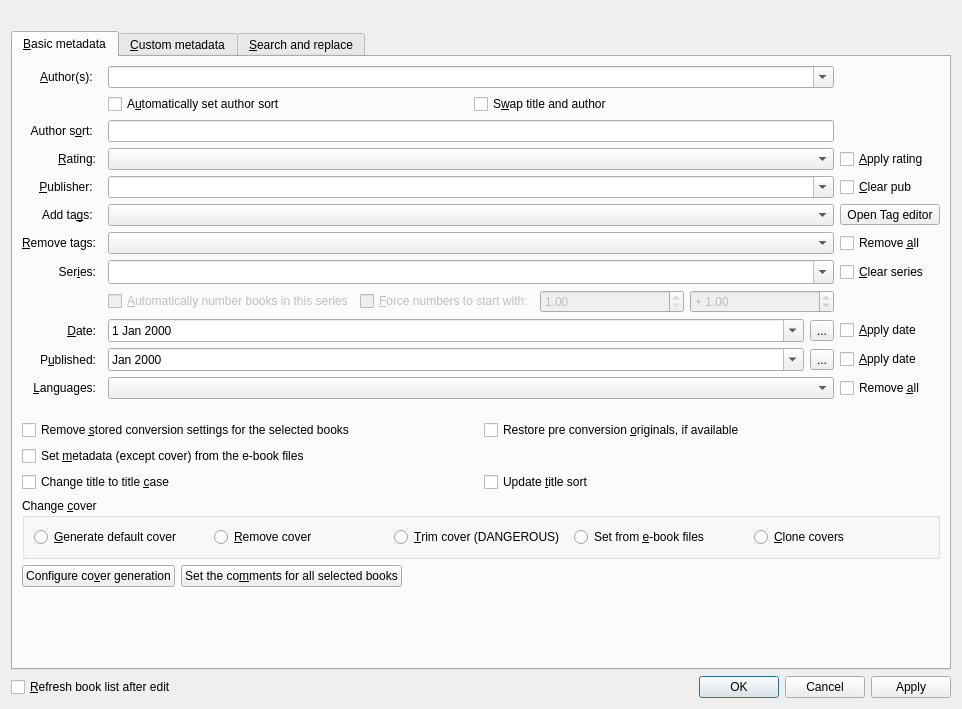
First picture: the form in src/calibre/gui2/dialogs/metadata_bulk.ui, repository debian-calibre/calibre, before the edit.
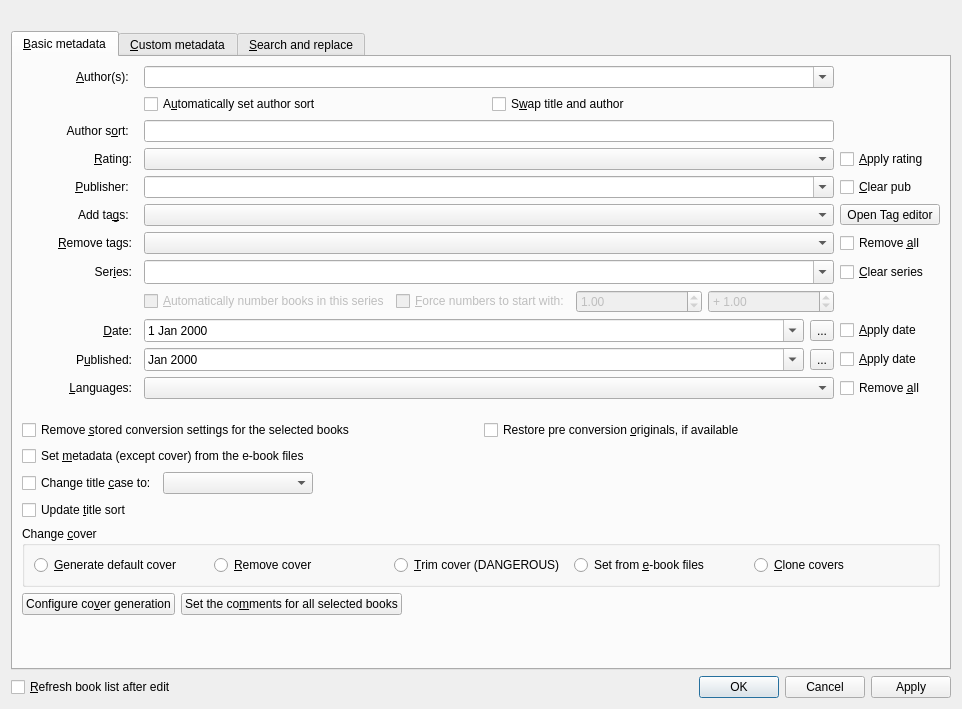
Second picture: the form after the edit. Icons and pictures are not drawn. Custom widgets are drawn as their Qt base class.

The edit to the form file:
```diff
--- a/src/calibre/gui2/dialogs/metadata_bulk.ui
+++ b/src/calibre/gui2/dialogs/metadata_bulk.ui
@@ -70,8 +70,8 @@
        <rect>
         <x>0</x>
         <y>0</y>
-        <width>944</width>
-        <height>638</height>
+        <width>946</width>
+        <height>661</height>
        </rect>
       </property>
       <layout class="QVBoxLayout" name="verticalLayout_2">
@@ -181,7 +181,7 @@
              </property>
             </widget>
            </item>
-           <item row="18" column="0">
+           <item row="19" column="0">
             <spacer name="verticalSpacer_2">
              <property name="orientation">
               <enum>Qt::Vertical</enum>
@@ -489,7 +489,7 @@
                 <bool>false</bool>
                </property>
                <property name="minimum">
-                <double>1.000000000000000</double>
+                <double>0.000000000000000</double>
                </property>
                <property name="maximum">
                 <double>99000000.000000000000000</double>
@@ -511,7 +511,10 @@
                 <string>+ </string>
                </property>
                <property name="minimum">
-                <double>0.010000000000000</double>
+                <double>0.000000000000000</double>
+               </property>
+               <property name="maximum">
+                <double>99999.000000000000000</double>
                </property>
                <property name="value">
                 <double>1.000000000000000</double>
@@ -586,23 +589,36 @@
 title and author are swapped before the title case is set</string>
                </property>
                <property name="text">
-                <string>Change title to title &amp;case</string>
+                <string>Change title &amp;case to:</string>
                </property>
               </widget>
              </item>
              <item>
-              <widget class="QCheckBox" name="update_title_sort">
-               <property name="toolTip">
-                <string>Update title sort based on the current title. This will be applied only after other changes to title.</string>
+              <widget class="QComboBox" name="casing_algorithm">
+               <property name="minimumSize">
+                <size>
+                 <width>150</width>
+                 <height>0</height>
+                </size>
                </property>
-               <property name="text">
-                <string>Update &amp;title sort</string>
-               </property>
               </widget>
              </item>
+             <item>
+              <spacer name="horizontalSpacer">
+               <property name="orientation">
+                <enum>Qt::Horizontal</enum>
+               </property>
+               <property name="sizeHint" stdset="0">
+                <size>
+                 <width>40</width>
+                 <height>20</height>
+                </size>
+               </property>
+              </spacer>
+             </item>
             </layout>
            </item>
-           <item row="16" column="0" colspan="4">
+           <item row="17" column="0" colspan="4">
             <widget class="QGroupBox" name="groupBox">
              <property name="title">
               <string>Change &amp;cover</string>
@@ -655,7 +671,7 @@
              </layout>
             </widget>
            </item>
-           <item row="17" column="0" colspan="4">
+           <item row="18" column="0" colspan="4">
             <layout class="QHBoxLayout" name="horizontalLayout">
              <item>
               <widget class="QPushButton" name="button_config_cover_gen">
@@ -705,6 +721,16 @@
              </property>
             </widget>
            </item>
+           <item row="16" column="0">
+            <widget class="QCheckBox" name="update_title_sort">
+             <property name="toolTip">
+              <string>Update title sort based on the current title. This will be applied only after other changes to title.</string>
+             </property>
+             <property name="text">
+              <string>Update &amp;title sort</string>
+             </property>
+            </widget>
+           </item>
           </layout>
          </widget>
          <widget class="QWidget" name="tab">
```
Left out of the diff: 66 changed lines with no effect on the pictures.
